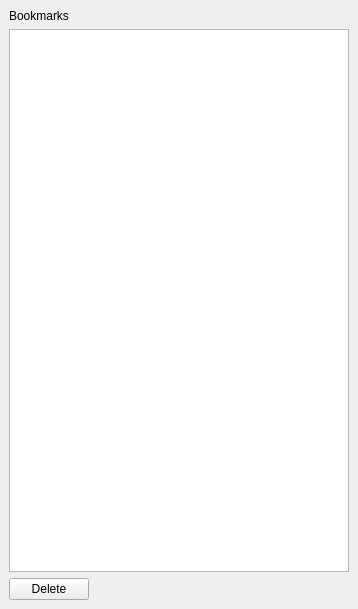
This is src/gui/panel/rightpanel/rightpanel.ui in axsapronov/QSopherim as Qt 5 draws it before an edit. The edited form follows.
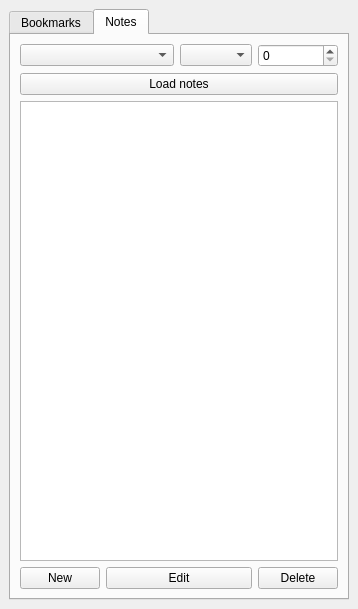
This is the edited form. The open tabs and pages were chosen to show the change.

Commit message: [GUI] Update gui (leftpanel2 and settings dialog)

The edit to the form file:
```diff
--- a/src/gui/panel/rightpanel/rightpanel.ui
+++ b/src/gui/panel/rightpanel/rightpanel.ui
@@ -15,43 +15,93 @@
   </property>
   <widget class="QWidget" name="dockWidgetContents">
    <layout class="QGridLayout" name="gridLayout">
-    <item row="2" column="0">
+    <item row="0" column="0">
+     <widget class="QTabWidget" name="tabWidget">
+      <property name="currentIndex">
+       <number>0</number>
+      </property>
+      <widget class="QWidget" name="tab">
+       <attribute name="title">
+        <string>Bookmarks</string>
+       </attribute>
+       <layout class="QGridLayout" name="gridLayout_2">
+        <item row="0" column="0" colspan="2">
      <widget class="QListView" name="ListViewBookmark">
       <property name="editTriggers">
        <set>QAbstractItemView::NoEditTriggers</set>
       </property>
      </widget>
     </item>
-    <item row="0" column="0">
-     <widget class="QLabel" name="label">
-      <property name="text">
-       <string>Bookmarks</string>
-      </property>
-     </widget>
-    </item>
-    <item row="3" column="0">
-     <layout class="QHBoxLayout" name="horizontalLayout">
-      <item>
-       <widget class="QPushButton" name="pBDelete">
-        <property name="text">
-         <string>Delete</string>
-        </property>
-       </widget>
-      </item>
-      <item>
+        <item row="1" column="1">
        <spacer name="horizontalSpacer">
         <property name="orientation">
          <enum>Qt::Horizontal</enum>
         </property>
         <property name="sizeHint" stdset="0">
          <size>
-          <width>40</width>
+            <width>229</width>
           <height>20</height>
          </size>
         </property>
        </spacer>
       </item>
-     </layout>
+        <item row="1" column="0">
+         <widget class="QPushButton" name="pBDelete">
+          <property name="text">
+           <string>Delete</string>
+          </property>
+         </widget>
+        </item>
+       </layout>
+      </widget>
+      <widget class="QWidget" name="tab_2">
+       <attribute name="title">
+        <string>Notes</string>
+       </attribute>
+       <layout class="QGridLayout" name="gridLayout_3">
+        <item row="1" column="0" colspan="4">
+         <widget class="QPushButton" name="pBLoad">
+          <property name="text">
+           <string>Load notes</string>
+          </property>
+         </widget>
+        </item>
+        <item row="2" column="0" colspan="4">
+         <widget class="QListView" name="ListNotes"/>
+        </item>
+        <item row="3" column="0">
+         <widget class="QPushButton" name="pBNewNote">
+          <property name="text">
+           <string>New</string>
+          </property>
+         </widget>
+        </item>
+        <item row="3" column="1" colspan="2">
+         <widget class="QPushButton" name="pBEditNote">
+          <property name="text">
+           <string>Edit</string>
+          </property>
+         </widget>
+        </item>
+        <item row="3" column="3">
+         <widget class="QPushButton" name="pBDeleteNote">
+          <property name="text">
+           <string>Delete</string>
+          </property>
+         </widget>
+        </item>
+        <item row="0" column="3">
+         <widget class="QSpinBox" name="sBChapter"/>
+        </item>
+        <item row="0" column="2">
+         <widget class="QComboBox" name="comBBooks"/>
+        </item>
+        <item row="0" column="0" colspan="2">
+         <widget class="QComboBox" name="comBModules"/>
+        </item>
+       </layout>
+      </widget>
+     </widget>
     </item>
    </layout>
   </widget>
```
Left out of the diff: 2 changed lines with no effect on the pictures. Lines whose indentation alone changed are shown as unchanged. The commit also changes 6 other files.
